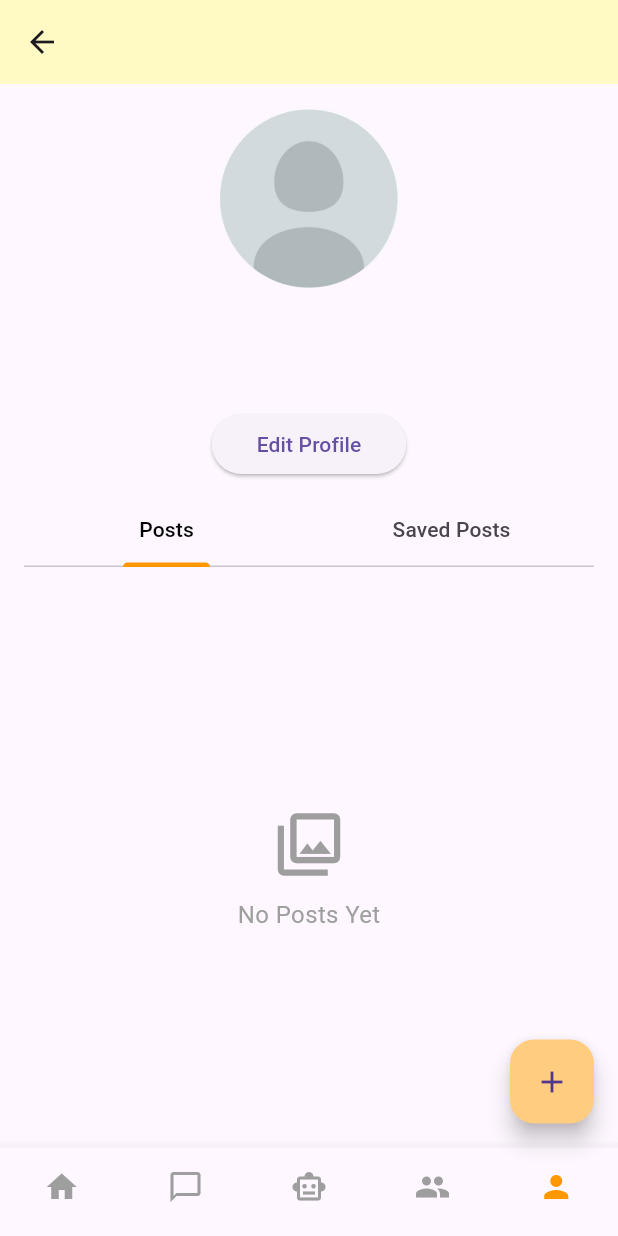
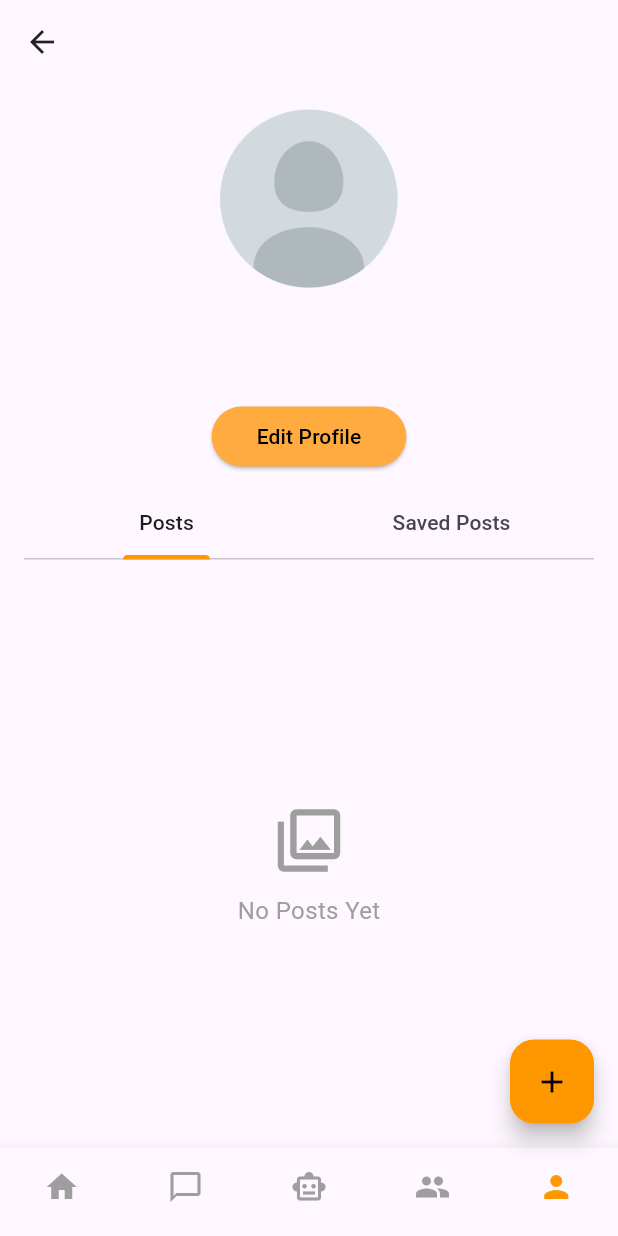
Before and after one commit to SanuliGehara/Pawsome, a Flutter app: the ProfilePage screen opened directly, on a phone screen of 412 x 824 dp. Run offline on Flutter 3.47's test engine with Material 3 defaults, Android fonts, the phone set to English and light mode, and no system bars; our stand-ins replace cloud_firestore, firebase_auth, firebase_core, firebase_storage, google_sign_in, image_picker and 2 more; missing offline and left inert: dart:ffi; accounts and stored records are empty; network calls fail.

Commit message:
Fixed dark mode functions in chat pages and profile page

```diff
--- a/frontend/lib/pages/accounts/own_profile.dart
+++ b/frontend/lib/pages/accounts/own_profile.dart
@@ -9,8 +9,6 @@ import 'post_detail_screen.dart';
 import 'package:cloud_firestore/cloud_firestore.dart';
 import 'package:firebase_core/firebase_core.dart';
 import 'package:firebase_auth/firebase_auth.dart';
-
-
 
 void main() async{
   WidgetsFlutterBinding.ensureInitialized();
@@ -60,8 +58,6 @@ class _ProfilePageState extends State<ProfilePage> with SingleTickerProviderStat
 
   }
 
-
-
   Future<void> _fetchUserProfile() async {
     try {
       String currentUserId = FirebaseAuth.instance.currentUser?.uid??"s1tJsaeEjKSHPNnq5efT";
@@ -94,10 +90,7 @@ class _ProfilePageState extends State<ProfilePage> with SingleTickerProviderStat
     super.dispose();
   }
 
-
-
   void editProfile() {
-
     Navigator.push(
       context,
       MaterialPageRoute(
@@ -126,14 +119,19 @@ class _ProfilePageState extends State<ProfilePage> with SingleTickerProviderStat
 
   @override
   Widget build(BuildContext context) {
+    final isDark = Theme.of(context).brightness == Brightness.dark;
+
     return Scaffold(
       appBar: AppBar(
-        title: Text(username),
-        backgroundColor: Colors.yellow[100],
+        title: Text(username,
+          style: TextStyle(
+            color: Theme.of(context).appBarTheme.titleTextStyle?.color,
+          ),
+        ),
+        backgroundColor: Theme.of(context).appBarTheme.backgroundColor,
         leading: IconButton(
-          icon: Icon(Icons.arrow_back),
+          icon: Icon(Icons.arrow_back, color: Theme.of(context).iconTheme.color),
           onPressed: () => Navigator.pop(context),
-
         ),
       ),
       body: Column(
@@ -156,7 +154,7 @@ class _ProfilePageState extends State<ProfilePage> with SingleTickerProviderStat
                 SizedBox(height: 10),
                 Text(
                   username,
-                  style: TextStyle(fontSize: 20, fontWeight: FontWeight.bold),
+                  style: Theme.of(context).textTheme.titleMedium?.copyWith(fontWeight: FontWeight.bold),
                 ),
                 Container(
                   width: 300,
@@ -164,25 +162,26 @@ class _ProfilePageState extends State<ProfilePage> with SingleTickerProviderStat
                   child: Text(
                     bio,
                     textAlign: TextAlign.center,
-                    style: TextStyle(fontSize: 14),
+                    style: Theme.of(context).textTheme.bodyMedium,
                   ),
                 ),
-                SizedBox(height: 20),
+                const SizedBox(height: 20),
                 widget.isOwnProfile
                     ? ElevatedButton(
                       onPressed: editProfile,
                       style: ElevatedButton.styleFrom(
-
+                        backgroundColor: Colors.orangeAccent..withOpacity(0.8),
+                        foregroundColor: Colors.black,
                         padding: EdgeInsets.symmetric(horizontal: 30, vertical: 3),
                       ),
                       child: Text("Edit Profile"),
                     )
-                    : Container(),
-                SizedBox(height: 10),
+                    : const SizedBox.shrink(),
+                const SizedBox(height: 10),
                 TabBar(
                   controller: _tabController,
                   indicatorColor: Colors.orange,
-                  labelColor: Colors.black,
+                  labelColor: Theme.of(context).textTheme.bodyLarge?.color,
                   tabs: [
                     Tab(text: "   Posts   "),
                     Tab(text: "Saved Posts"),
@@ -205,8 +204,8 @@ class _ProfilePageState extends State<ProfilePage> with SingleTickerProviderStat
       bottomNavigationBar: buildBottomNavigationBar(context, 4),
       floatingActionButton: FloatingActionButton(
         onPressed: addPost,
-        backgroundColor: Colors.orange[200],
-        child: Icon(Icons.add),
+        backgroundColor: Colors.orange,
+        child: Icon(Icons.add, color: Colors.black),
       ),
 
 
```
Also changed, not shown: frontend/lib/main.dart (+37 -0 lines), frontend/lib/pages/chats/Chat.dart (+17 -14 lines), frontend/lib/pages/chats/DM.dart (+23 -11 lines). Lines whose indentation alone changed are shown as unchanged.
